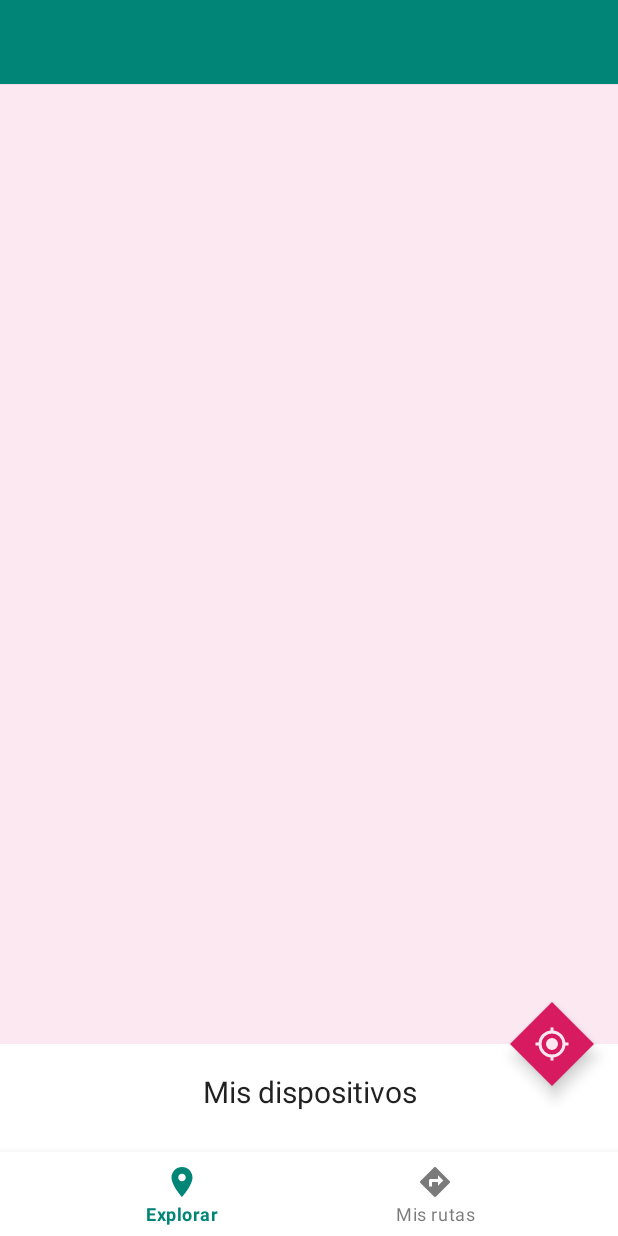
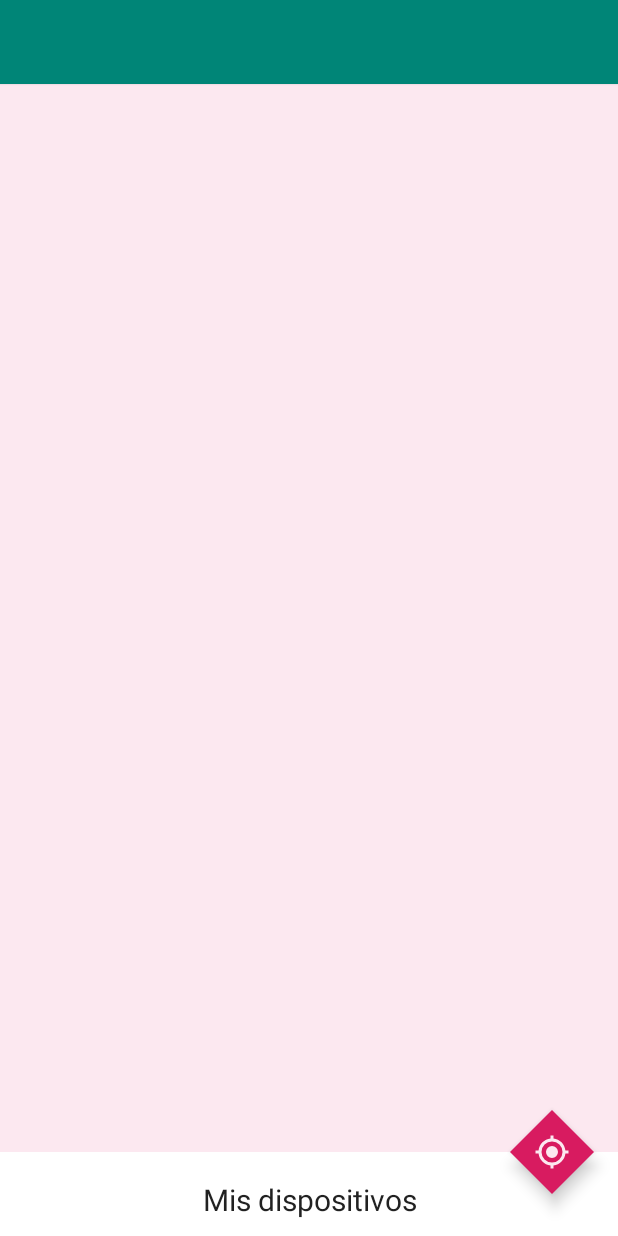
Before and after one commit to angelnmara/BaseAndroid, an Android app: the layout app_bar_main.xml on its own in the app's theme, with its tools: preview values and no code run, on a phone screen of 412 x 824 dp. Run offline under Robolectric (Android 15) with nearby library versions, the phone set to English and light mode, and no system bars; Roboto replaces fonts that are not available here.

Commit message:
se le quita ruta

```diff
--- a/app/src/main/res/layout/app_bar_main.xml
+++ b/app/src/main/res/layout/app_bar_main.xml
@@ -35,6 +35,7 @@
         android:layout_width="match_parent"
         android:layout_height="56dp"
         android:layout_gravity="bottom"
+        android:visibility="gone"
         app:menu="@menu/menu_principal">
 
     </com.google.android.material.bottomnavigation.BottomNavigationView>
--- a/app/src/main/res/layout/bottom_sheet_main.xml
+++ b/app/src/main/res/layout/bottom_sheet_main.xml
@@ -7,7 +7,7 @@
     android:background="#FFF"
     app:layout_behavior="@string/bottom_sheet_behavior"
     app:behavior_hideable="false"
-    app:behavior_peekHeight="128dp"
+    app:behavior_peekHeight="56dp"
     app:behavior_fitToContents="false"
     android:id="@+id/bottomSheet">
 
```
Also changed, not shown: app/src/main/res/layout/fragment_users.xml (+21 -22 lines).
